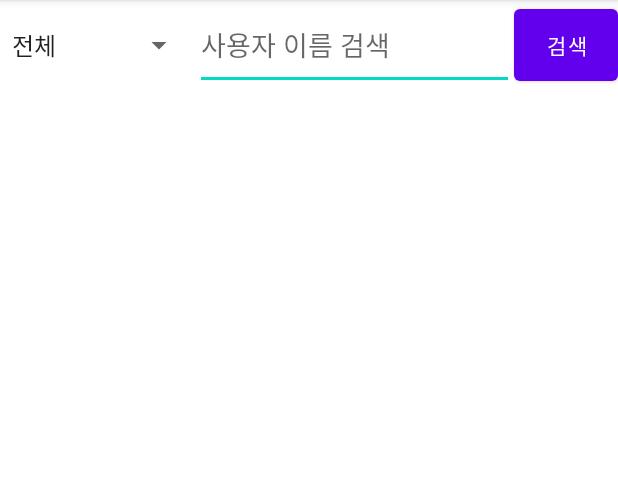
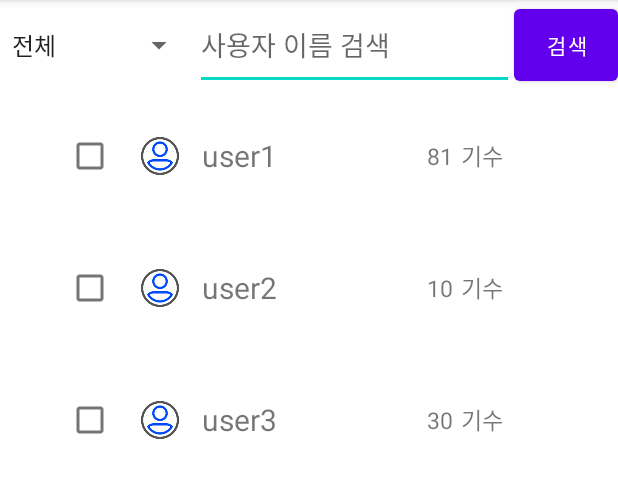
Before and after one commit to dahyun0917/Android-Chatting-Application, an Android app: the screen it shows after launch (ChatUserListAcitivity), on a phone screen of 412 x 824 dp, the part 84-582 px from its top. Run offline under Robolectric (Android 15) with nearby library versions, the phone set to English and light mode, and no system bars; our stand-ins replace Firebase (no records; nobody signed in at launch, a user with empty details on screens opened directly).

Commit message:
체크박스 선택 기능 완료

```diff
--- a/app/src/main/java/com/example/chat_de/ChatUserListAcitivity.java
+++ b/app/src/main/java/com/example/chat_de/ChatUserListAcitivity.java
@@ -1,20 +1,17 @@
 package com.example.chat_de;
 
-import androidx.annotation.NonNull;
-import androidx.annotation.Nullable;
 import androidx.appcompat.app.AppCompatActivity;
+import androidx.recyclerview.widget.LinearLayoutManager;
+import androidx.recyclerview.widget.RecyclerView;
 
 import android.os.Bundle;
+import android.util.Log;
 import android.view.View;
 import android.widget.AdapterView;
 import android.widget.ArrayAdapter;
 import android.widget.Spinner;
 
 import com.example.chat_de.datas.User;
-import com.example.chat_de.datas.UserMeta;
-import com.google.firebase.database.ChildEventListener;
-import com.google.firebase.database.DataSnapshot;
-import com.google.firebase.database.DatabaseError;
 import com.google.firebase.database.DatabaseReference;
 import com.google.firebase.database.FirebaseDatabase;
 
@@ -22,10 +19,14 @@ import java.util.ArrayList;
 
 public class ChatUserListAcitivity extends AppCompatActivity {
     String[] items = {"전체","1-10기","11-20기","21-30기","31-40기","41-50기","51-60기","61기-70기","71기~"};
-    ArrayList<UserMeta> userList = new ArrayList<UserMeta>();
+    ArrayList<UserItem> userList = new ArrayList<UserItem>();
+
+    private UserListAdapter userListAdapter;
+    private RecyclerView recyclerView;
 
     private FirebaseDatabase firebaseDatabase = FirebaseDatabase.getInstance();
     private DatabaseReference databaseReference = firebaseDatabase.getReference();
+
 
     @Override
     protected void onCreate(Bundle savedInstanceState) {
@@ -53,13 +54,28 @@ public class ChatUserListAcitivity extends AppCompatActivity {
             }
         });
 
+        /*리사이클러뷰 설정*/
+
+        //데이터 받아오기
+        //userList = getAllUserList();
+        userList.add(new UserItem("user1","",81,"hje"));
+        userList.add(new UserItem("user2","",10,"whs"));
+        userList.add(new UserItem("user3","",30,"rke"));
+        //어댑터 인스턴스 생성
+        userListAdapter = new UserListAdapter();
+        userListAdapter.setUserList(this.userList);
         //리사이클러뷰 설정
-        userList = getAllUserList();
+        recyclerView = findViewById(R.id.recyclerUserList);
+        recyclerView.setLayoutManager(new LinearLayoutManager(this, RecyclerView.VERTICAL,false));
+        recyclerView.setAdapter(userListAdapter);
+
+        Log.d("TAG",String.valueOf(userListAdapter.getItemCount()));
+
     }
 
-    private ArrayList<UserMeta> getAllUserList(){
+    private ArrayList<UserItem> getAllUserList(){
         // TODO : 유저 리스트 받아오기
-        ArrayList<UserMeta> userList = new ArrayList<UserMeta>();
+        ArrayList<UserItem> userList = new ArrayList<UserItem>();
         ArrayList<User> users = new ArrayList<User>();
 
 
@@ -70,7 +86,7 @@ public class ChatUserListAcitivity extends AppCompatActivity {
         return userList;
     }
 
-    private void showUserList(ArrayList<UserMeta> userList){
+    private void showUserList(ArrayList<UserItem> userList){
 
     }
 
--- a/app/src/main/java/com/example/chat_de/ItemModel.java
+++ /dev/null
@@ -1,12 +0,0 @@
-package com.example.chat_de;
-
-public class ItemModel {
-    String name;
-    String imageURL;
-    int generation;
-    ItemModel(String name, String imageURL, int generation){
-        this.generation = generation;
-        this.name = name;
-        this.imageURL = imageURL;
-    }
-}
--- /dev/null
+++ b/app/src/main/java/com/example/chat_de/UserItem.java
@@ -0,0 +1,32 @@
+package com.example.chat_de;
+
+import java.util.concurrent.ScheduledExecutorService;
+
+public class UserItem {
+        private boolean checked;
+        private String name;
+        private String pictureURL;
+        private int generation;
+        private String userKey;
+
+        public UserItem() { }
+        public UserItem(String name, String pictureURL, int generation, String userKey) {
+            setName(name);
+            setPictureURL(pictureURL);
+            setGeneration(generation);
+            setUserKey(userKey);
+            checked = false;
+        }
+
+        public boolean getChecked()     { return checked; }
+        public String getName()         { return name; }
+        public String getPictureURL()   { return pictureURL; }
+        public int getGeneration()      { return generation; }
+        public String getUserKey()      { return userKey; }
+
+        public void setChcked(boolean checked)          { this.checked = checked; }
+        public void setName(String name)                { this.name = name; }
+        public void setPictureURL(String pictureURL)    { this.pictureURL = pictureURL; }
+        public void setGeneration(int generation)       { this.generation = generation; }
+        public void setUserKey(String userKey)          { this.userKey = userKey; }
+}
--- a/app/src/main/java/com/example/chat_de/UserListAdapter.java
+++ b/app/src/main/java/com/example/chat_de/UserListAdapter.java
@@ -1,24 +1,72 @@
 package com.example.chat_de;
 
+import android.util.Log;
+import android.view.LayoutInflater;
+import android.view.View;
 import android.view.ViewGroup;
+import android.widget.CompoundButton;
+import android.widget.Filter;
+import android.widget.Filterable;
 
 import androidx.annotation.NonNull;
 import androidx.recyclerview.widget.RecyclerView;
 
-public class UserListAdapter extends RecyclerView.Adapter<RecyclerView.ViewHolder> {
+import com.example.chat_de.datas.UserMeta;
+
+import java.util.ArrayList;
+
+public class UserListAdapter extends RecyclerView.Adapter<UserListViewHolder> implements Filterable {
+
+    private ArrayList<UserItem> userList;
+
+    //뷰홀더가 생성 됐을 때
     @NonNull
     @Override
-    public RecyclerView.ViewHolder onCreateViewHolder(@NonNull ViewGroup parent, int viewType) {
-        return null;
+    public UserListViewHolder onCreateViewHolder(@NonNull ViewGroup parent, int viewType) {
+        View view = LayoutInflater.from(parent.getContext()).inflate(R.layout.recycler_item, parent, false);
+        return new UserListViewHolder(view);
+    }
+
+    //아이템 개수를 조회
+    @Override
+    public int getItemCount() {
+        return this.userList.size();
+    }
+
+    public int getItemViewType(int position) {
+        return position;
+    }
+
+    //뷰와 뷰홀더가 묶였을 때
+    @Override
+    public void onBindViewHolder(@NonNull UserListViewHolder holder, int position) {
+        final UserItem item = userList.get(position);
+
+        holder.checkBox.setOnCheckedChangeListener(null);
+
+        //모델 클래스의 getter로 체크박스 상태값을 가져옴.
+        holder.checkBox.setChecked(item.getChecked());
+
+        //체크상태의 상태값을 알기위한 리스너
+        holder.checkBox.setOnCheckedChangeListener(new CompoundButton.OnCheckedChangeListener() {
+            @Override
+            public void onCheckedChanged(CompoundButton compoundButton, boolean b) {
+                //체크상태가 바뀌면 item의 checked값도 바뀜.
+                item.setChcked(compoundButton.isChecked());
+            }
+        });
+        holder.bind(this.userList.get(position));
+        //Log.d("TAG","position"+String.valueOf(position));
+    }
+
+    //외부에서 데이터 넘기기
+    public void setUserList(ArrayList<UserItem> userList){
+        this.userList = userList;
+        notifyDataSetChanged();
     }
 
     @Override
-    public void onBindViewHolder(@NonNull RecyclerView.ViewHolder holder, int position) {
-
-    }
-
-    @Override
-    public int getItemCount() {
-        return 0;
+    public Filter getFilter() {
+        return null;
     }
 }
--- a/app/src/main/java/com/example/chat_de/UserListViewHolder.java
+++ b/app/src/main/java/com/example/chat_de/UserListViewHolder.java
@@ -1,6 +1,11 @@
 package com.example.chat_de;
 
+import static java.lang.String.valueOf;
+
+import android.util.Log;
 import android.view.View;
+import android.widget.CheckBox;
+import android.widget.ImageView;
 import android.widget.TextView;
 
 import androidx.annotation.NonNull;
@@ -10,17 +15,28 @@ import com.example.chat_de.datas.UserMeta;
 
 public class UserListViewHolder extends RecyclerView.ViewHolder {
 
-    private TextView userProfileImage = itemView.findViewById(R.id.userProfileImage);
-    private TextView userNameTextView = itemView.findViewById(R.id.userNameText);
-    private TextView userGenerationText = itemView.findViewById(R.id.userGenerationText);
-
+    //private ImageView userProfileImage;
+    private TextView userNameTextView;
+    private TextView userGenerationText;
+    protected CheckBox checkBox;
 
     public UserListViewHolder(@NonNull View itemView) {
         super(itemView);
+        //userProfileImage = itemView.findViewById(R.id.userProfileImage);
+        userNameTextView = itemView.findViewById(R.id.userNameText);
+        userGenerationText = itemView.findViewById(R.id.userGenerationText);
+        checkBox = itemView.findViewById(R.id.checkBox);
     }
 
-    void bind(UserMeta userMeta){
-        //데이터와 뷰를 묶음
-        userMeta.setName((String) userNameTextView.getText());
+    //데이터와 뷰를 묶음
+    void bind(UserItem userItem){
+
+        userNameTextView.setText(userItem.getName());
+        userGenerationText.setText(String.valueOf(userItem.getGeneration()));
+        checkBox.setChecked(userItem.getChecked());
+
+        Log.d("TAG","ok");
+        // TODO 사진 설정 해줘야됨
+        //userMeta.setPictureURL(String.valueOf(userProfileImage.getResources()));
     }
 }
--- a/app/src/main/res/layout/chat_user_list.xml
+++ b/app/src/main/res/layout/chat_user_list.xml
@@ -4,7 +4,7 @@
     android:layout_width="match_parent"
     android:layout_height="match_parent"
     tools:context=".ChatUserListAcitivity"
-    android:orientation="horizontal">
+    android:orientation="vertical">
     <LinearLayout
         android:layout_width="match_parent"
         android:layout_height="60dp"
@@ -30,8 +30,11 @@
     </LinearLayout>
 
     <androidx.recyclerview.widget.RecyclerView
-        android:id="@+id/userList"
+        android:id="@+id/recyclerUserList"
+        android:layout_gravity="center_vertical"
+        android:layout_above="@+id/linearLayout"
         android:layout_width="match_parent"
-        android:layout_height="wrap_content"/>
-
+        android:layout_height="match_parent"
+        android:background="@android:color/white"
+        android:paddingHorizontal="16dp"/>
 </LinearLayout>
--- a/app/src/main/res/layout/recycler_item.xml
+++ b/app/src/main/res/layout/recycler_item.xml
@@ -6,29 +6,40 @@
     <LinearLayout
         android:layout_width="match_parent"
         android:layout_height="wrap_content"
-        android:orientation="horizontal"
-        android:padding="20dp">
+        android:orientation="horizontal">
+        <CheckBox
+            android:id="@+id/checkBox"
+            android:layout_width="wrap_content"
+            android:layout_height="wrap_content"/>
         <ImageView
             android:id="@+id/userProfileImage"
-            android:layout_width="60dp"
-            android:layout_height="60dp"
+            android:layout_width="25dp"
+            android:layout_height="25dp"
+            android:layout_marginStart="10dp"
             android:src="@drawable/user_icon"
-            />
+            android:layout_gravity="center_vertical"/>
         <TextView
             android:id="@+id/userNameText"
             android:layout_width="wrap_content"
             android:layout_height="wrap_content"
             android:text="이름"
-            android:textSize="30sp"
-            android:layout_marginStart="20dp"
+            android:textSize="20sp"
+            android:layout_marginStart="15dp"
             android:layout_gravity="center_vertical"/>
         <TextView
             android:id="@+id/userGenerationText"
             android:layout_width="wrap_content"
             android:layout_height="wrap_content"
+            android:text="10"
+            android:textSize="15sp"
+            android:layout_marginStart="100dp"
+            android:layout_gravity="center_vertical"/>
+        <TextView
+            android:layout_width="wrap_content"
+            android:layout_height="wrap_content"
             android:text="기수"
             android:textSize="15sp"
-            android:layout_marginStart="15dp"
+            android:layout_marginStart="5dp"
             android:layout_gravity="center_vertical"/>
     </LinearLayout>
 </LinearLayout>
```
